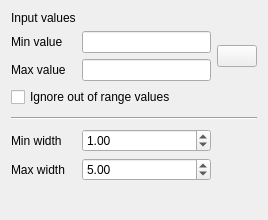
Qt form src/ui/mesh/qgsmeshvariablestrokewidthwidgetbase.ui (qgis/QGIS) before a commit.
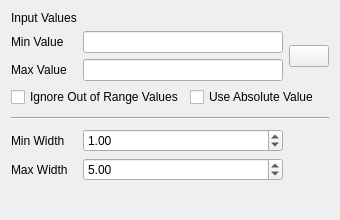
The same form after that commit. Icons and pictures are not drawn. Custom widgets are drawn as their Qt base class.

Commit message: add the possibility t use absolute value for varying line of 1D mesh

The edit to the form file:
```diff
--- a/src/ui/mesh/qgsmeshvariablestrokewidthwidgetbase.ui
+++ b/src/ui/mesh/qgsmeshvariablestrokewidthwidgetbase.ui
@@ -6,7 +6,7 @@
    <rect>
     <x>0</x>
     <y>0</y>
-    <width>268</width>
+    <width>340</width>
     <height>220</height>
    </rect>
   </property>
@@ -14,7 +14,24 @@
    <string notr="true">Form</string>
   </property>
   <layout class="QGridLayout" name="gridLayout">
-   <item row="8" column="0">
+   <item row="0" column="0">
+    <widget class="QLabel" name="label_3">
+     <property name="text">
+      <string>Input Values</string>
+     </property>
+    </widget>
+   </item>
+   <item row="7" column="1">
+    <widget class="QgsDoubleSpinBox" name="mWidthMinimumSpinBox">
+     <property name="value">
+      <double>1.000000000000000</double>
+     </property>
+    </widget>
+   </item>
+   <item row="1" column="1">
+    <widget class="QLineEdit" name="mValueMinimumLineEdit"/>
+   </item>
+   <item row="9" column="0">
     <spacer name="verticalSpacer">
      <property name="orientation">
       <enum>Qt::Vertical</enum>
@@ -27,6 +44,9 @@
      </property>
     </spacer>
    </item>
+   <item row="2" column="1">
+    <widget class="QLineEdit" name="mValueMaximumLineEdit"/>
+   </item>
    <item row="1" column="2" rowspan="2">
     <widget class="QPushButton" name="mDefaultMinMaxButton">
      <property name="sizePolicy">
@@ -50,14 +70,21 @@
      </property>
     </widget>
    </item>
-   <item row="1" column="0">
-    <widget class="QLabel" name="label_4">
+   <item row="7" column="0">
+    <widget class="QLabel" name="label">
      <property name="text">
-      <string>Min value</string>
+      <string>Min Width</string>
      </property>
     </widget>
    </item>
-   <item row="5" column="0" colspan="3">
+   <item row="8" column="0">
+    <widget class="QLabel" name="label_2">
+     <property name="text">
+      <string>Max Width</string>
+     </property>
+    </widget>
+   </item>
+   <item row="6" column="0" colspan="3">
     <widget class="Line" name="line">
      <property name="minimumSize">
       <size>
@@ -70,60 +97,47 @@
      </property>
     </widget>
    </item>
-   <item row="7" column="0">
-    <widget class="QLabel" name="label_2">
-     <property name="text">
-      <string>Max width</string>
-     </property>
-    </widget>
-   </item>
-   <item row="7" column="1">
-    <widget class="QgsDoubleSpinBox" name="mWidthMaximumSpinBox">
-     <property name="value">
-      <double>5.000000000000000</double>
-     </property>
-    </widget>
-   </item>
-   <item row="0" column="0">
-    <widget class="QLabel" name="label_3">
-     <property name="text">
-      <string>Input values</string>
-     </property>
-    </widget>
-   </item>
-   <item row="6" column="0">
-    <widget class="QLabel" name="label">
-     <property name="text">
-      <string>Min width</string>
-     </property>
-    </widget>
-   </item>
    <item row="2" column="0">
     <widget class="QLabel" name="label_5">
      <property name="text">
-      <string>Max value</string>
+      <string>Max Value</string>
      </property>
     </widget>
    </item>
-   <item row="6" column="1">
-    <widget class="QgsDoubleSpinBox" name="mWidthMinimumSpinBox">
+   <item row="1" column="0">
+    <widget class="QLabel" name="label_4">
+     <property name="text">
+      <string>Min Value</string>
+     </property>
+    </widget>
+   </item>
+   <item row="8" column="1">
+    <widget class="QgsDoubleSpinBox" name="mWidthMaximumSpinBox">
      <property name="value">
-      <double>1.000000000000000</double>
+      <double>5.000000000000000</double>
      </property>
     </widget>
    </item>
    <item row="3" column="0" colspan="3">
-    <widget class="QCheckBox" name="mIgnoreOutOfRangecheckBox">
-     <property name="text">
-      <string>Ignore out of range values</string>
+    <layout class="QHBoxLayout" name="horizontalLayout">
+     <property name="bottomMargin">
+      <number>0</number>
      </property>
-    </widget>
-   </item>
-   <item row="1" column="1">
-    <widget class="QLineEdit" name="mValueMinimumLineEdit"/>
-   </item>
-   <item row="2" column="1">
-    <widget class="QLineEdit" name="mValueMaximumLineEdit"/>
+     <item>
+      <widget class="QCheckBox" name="mIgnoreOutOfRangecheckBox">
+       <property name="text">
+        <string>Ignore Out of Range Values</string>
+       </property>
+      </widget>
+     </item>
+     <item>
+      <widget class="QCheckBox" name="mUseAbsoluteValueCheckBox">
+       <property name="text">
+        <string>Use Absolute Value</string>
+       </property>
+      </widget>
+     </item>
+    </layout>
    </item>
   </layout>
  </widget>
```
Left out of the diff: 1 changed line with no effect on the pictures. The commit also changes 3 other files.
